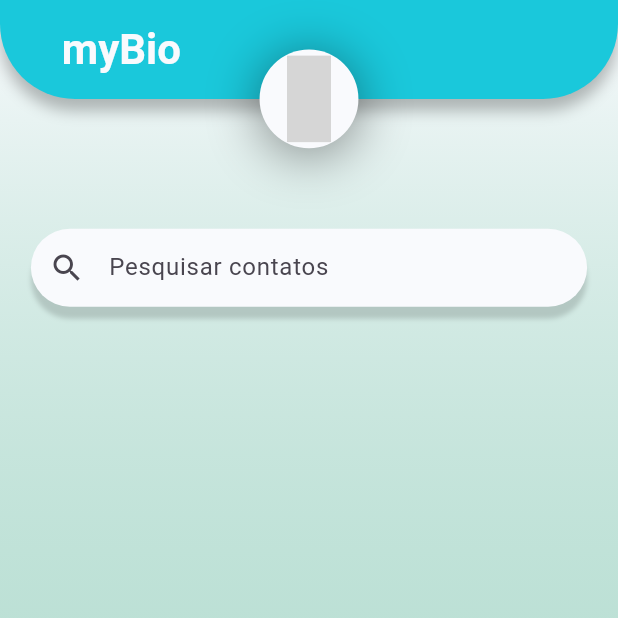
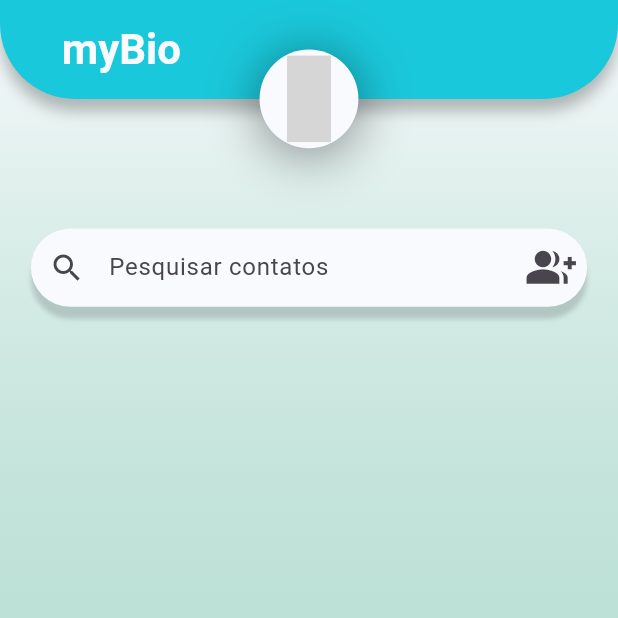
Before and after one commit to consultit-angola/BiogestClinic.Mobile, a Flutter app: the ChatPage screen opened by its route, item 2 of the bottom bar chosen, on a phone screen of 412 x 824 dp, the top half of it. Run offline on Flutter 3.47's test engine with Material 3 defaults, Android fonts, the phone set to English and light mode, and no system bars; drawn by our look-alikes of searchfield; our stand-ins replace flutter_dotenv, flutter_easyloading, flutter_form_builder, flutter_screenutil, flutter_svg, form_builder_validators and 3 more; missing offline and left inert: flutter_neat_and_clean_calendar; accounts and stored records are empty; network calls fail; project files that could hold a hidden picture were left out; grey boxes are pictures that could not be loaded.

Commit message:
202511251454

```diff
--- a/lib/app/ui/pages/chat/chat_page.dart
+++ b/lib/app/ui/pages/chat/chat_page.dart
@@ -193,6 +193,10 @@ class ChatPage extends GetView<ChatController> {
             fillColor: CustomColors.witheColor,
             border: InputBorder.none,
             prefixIcon: const Icon(Icons.search),
+            suffixIcon: GestureDetector(
+              // onTapDown: (){},
+              child: Icon(Icons.group_add_sharp, size: Get.width * 0.08),
+            ),
           ),
           suggestions: controller.globalController.users
               .map(
```
